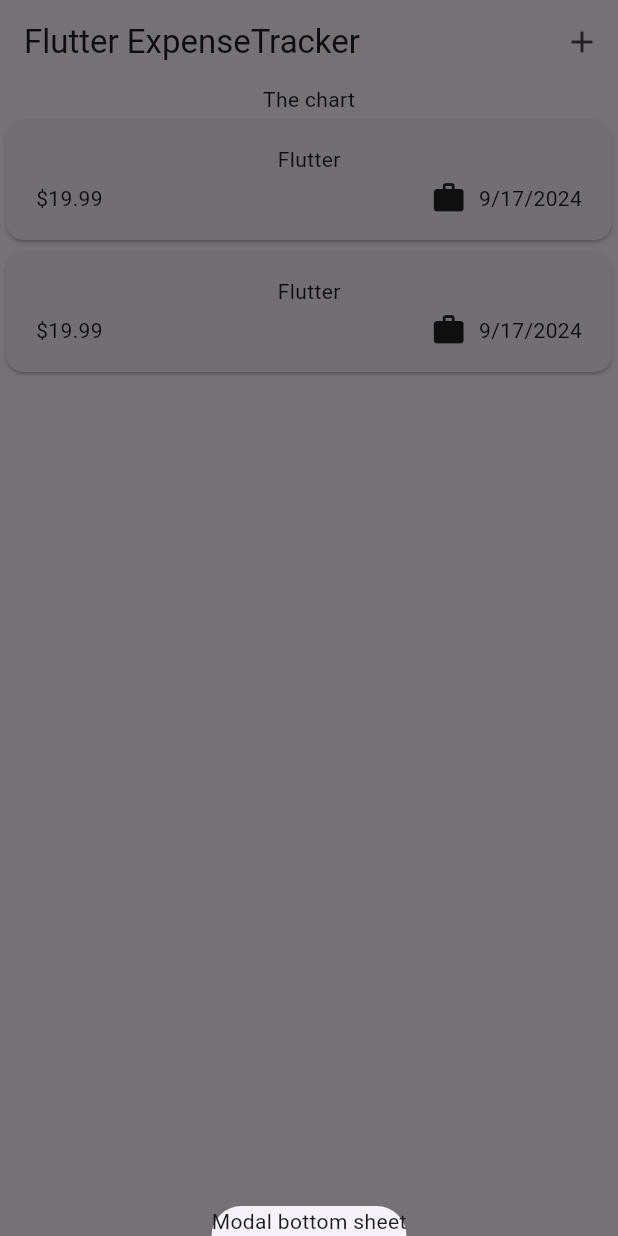
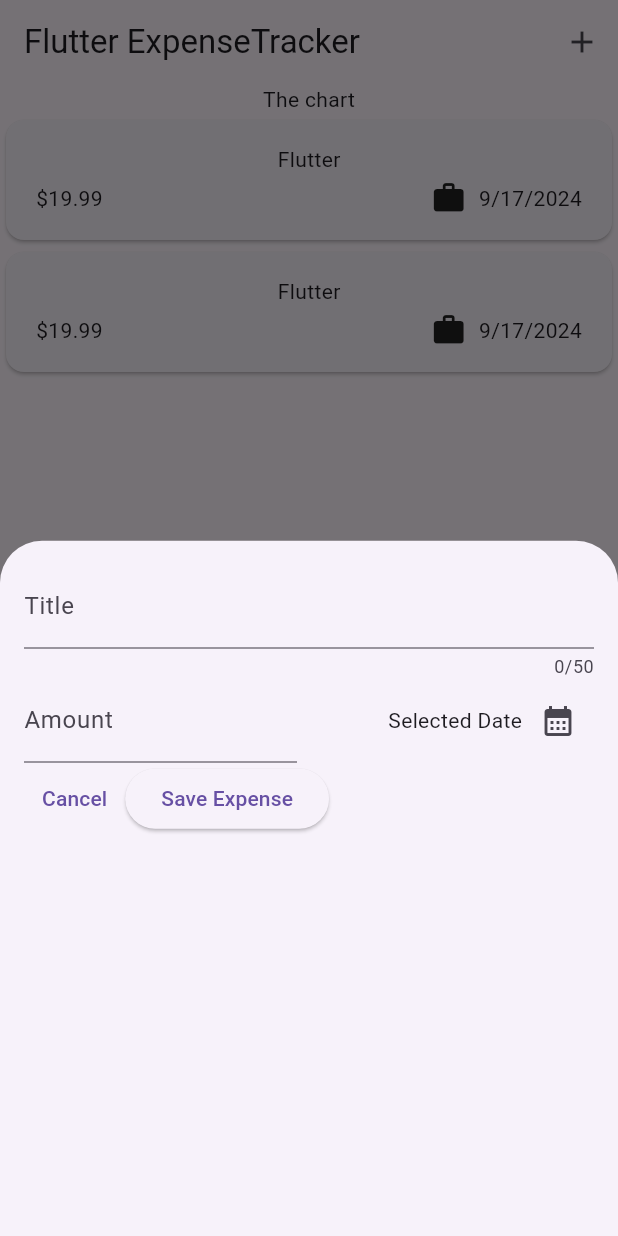
Before and after one commit to OlehChornyi/expense_tracker, a Flutter app: the screen it shows after launch, after a tap on the "add" icon, on a phone screen of 412 x 824 dp. Run offline on Flutter 3.47's test engine with Material 3 defaults, Android fonts, the phone set to English and light mode, and no system bars.

Commit message:
2nd: mbs - calendar

```diff
--- a/lib/main.dart
+++ b/lib/main.dart
@@ -6,7 +6,7 @@ void main() {
   runApp(
     MaterialApp(
       theme: ThemeData(useMaterial3: true),
-      home: Expenses(),
+      home: const Expenses(),
     ),
   );
 }
--- a/lib/widgets/expenses.dart
+++ b/lib/widgets/expenses.dart
@@ -1,3 +1,4 @@
+import 'package:expence_tracker/widgets/new_expense.dart';
 import 'package:flutter/material.dart';
 import 'package:expence_tracker/models/expense_model.dart';
 import 'package:expence_tracker/widgets/expenses_list/expenses_list.dart';
@@ -30,7 +31,7 @@ class _ExpensesState extends State<Expenses> {
   void _openAddExpenseOverlay() {
     showModalBottomSheet(
       context: context,
-      builder: (ctx) => Text('Modal bottom sheet'),
+      builder: (ctx) => NewExpense(),
     );
   }
 
@@ -38,7 +39,7 @@ class _ExpensesState extends State<Expenses> {
   Widget build(BuildContext context) {
     return Scaffold(
       appBar: AppBar(
-        title: Text('Flutter ExpenseTracker'),
+        title: const Text('Flutter ExpenseTracker'),
         actions: [
           IconButton(
             onPressed: _openAddExpenseOverlay,
--- a/lib/widgets/new_expense.dart
+++ b/lib/widgets/new_expense.dart
@@ -0,0 +1,87 @@
+import 'package:flutter/material.dart';
+
+class NewExpense extends StatefulWidget {
+  NewExpense({super.key});
+  @override
+  State<NewExpense> createState() {
+    return _NewExpenseState();
+  }
+}
+
+class _NewExpenseState extends State<NewExpense> {
+  final _titleController = TextEditingController();
+  final _amountController = TextEditingController();
+
+void _presentDatePicker() {
+  final now = DateTime.now();
+  final firstDate = DateTime(now.year - 1, now.month, now.day);
+  showDatePicker(context: context, initialDate: now, firstDate: firstDate, lastDate: now);
+}
+
+  @override
+  void dispose() {
+    _titleController.dispose();
+    _amountController.dispose();
+    super.dispose();
+  }
+
+  @override
+  Widget build(BuildContext context) {
+    return Padding(
+      padding: const EdgeInsets.all(16),
+      child: Column(
+        children: [
+          TextField(
+            controller: _titleController,
+            maxLength: 50,
+            decoration: const InputDecoration(
+              label: Text('Title'),
+            ),
+          ),
+          Row(
+            children: [
+              Expanded(
+                child: TextField(
+                  controller: _amountController,
+                  keyboardType: TextInputType.number,
+                  decoration: const InputDecoration(
+                    label: Text('Amount'),
+                    prefixText: '\$ ',
+                  ),
+                ),
+              ),
+              const SizedBox(width: 16),
+              Expanded(
+                child: Row(
+                  mainAxisAlignment: MainAxisAlignment.end,
+                  crossAxisAlignment: CrossAxisAlignment.center,
+                  children: [
+                    const Text('Selected Date'),
+                    IconButton(
+                      onPressed: _presentDatePicker,
+                      icon: const Icon(Icons.calendar_month),
+                    ),
+                  ],
+                ),
+              ),
+            ],
+          ),
+          Row(
+            children: [
+              TextButton(
+                onPressed: () {
+                  Navigator.pop(context);
+                },
+                child: const Text('Cancel'),
+              ),
+              ElevatedButton(
+                onPressed: () {},
+                child: const Text('Save Expense'),
+              ),
+            ],
+          ),
+        ],
+      ),
+    );
+  }
+}
```
